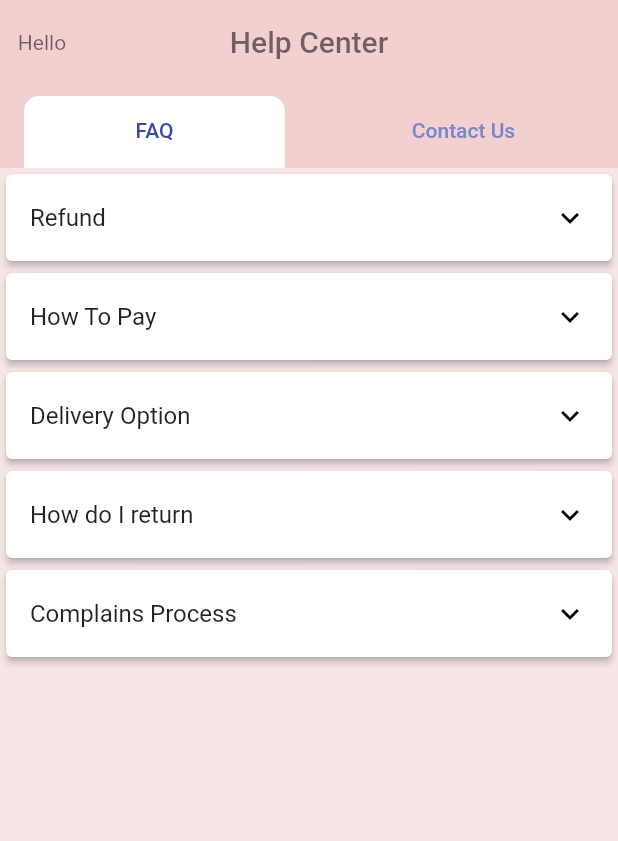
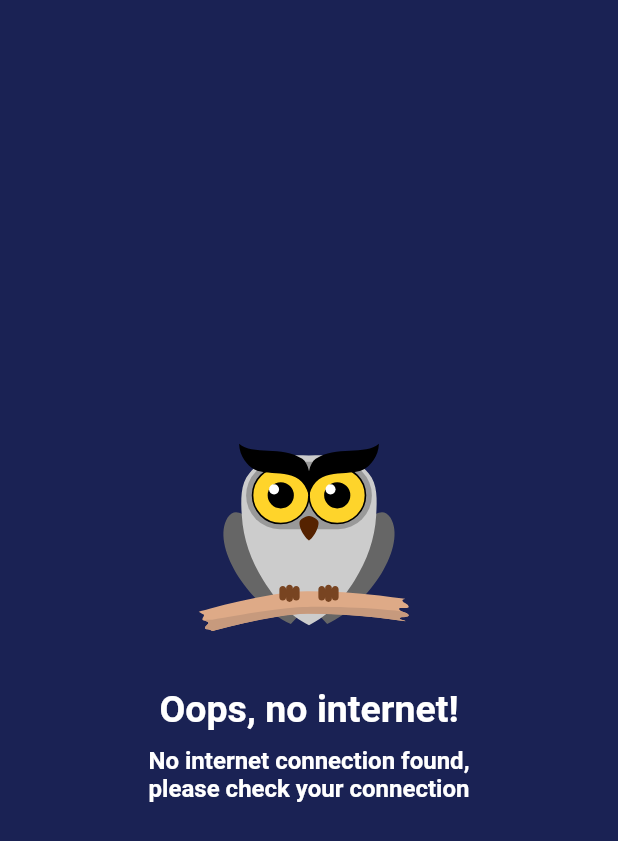
Before and after one commit to Rokon-556/e_commece_app_ui, a Flutter app: the screen it shows after launch, on a phone screen of 412 x 824 dp. Shown: the top 841 px of the screen. Run offline on Flutter 3.47's test engine with Material 2 defaults, Android fonts, the phone set to English and light mode, and no system bars; our stand-ins replace cached_network_image, connectivity_plus, flutter_svg, internet_connection_checker.

Commit message:
adding no internet page

```diff
--- a/lib/main.dart
+++ b/lib/main.dart
@@ -4,6 +4,7 @@ import 'package:ecommerce_pages/pages/help_center_page.dart';
 import 'package:ecommerce_pages/pages/home_page.dart';
 import 'package:ecommerce_pages/pages/my_cart_page.dart';
 import 'package:ecommerce_pages/pages/my_orders_page.dart';
+import 'package:ecommerce_pages/pages/no_internet_page.dart';
 import 'package:ecommerce_pages/pages/our_products_page.dart';
 import 'package:ecommerce_pages/pages/product_details_page.dart';
 import 'package:ecommerce_pages/pages/profile_page.dart';
@@ -33,8 +34,9 @@ class MyApp extends StatelessWidget {
         ),
         scaffoldBackgroundColor: const Color(0xfff7e6e6),
       ),
-      home: const HelpCenterPage(),
+      // home: const HelpCenterPage(),
       // home: const HomePage(),
+      home: NoInternetPage(),
       routes: {
         ConfirmationPage.routeName: ((context) => const ConfirmationPage()),
         DealsPage.routeName: ((context) => const DealsPage()),
--- /dev/null
+++ b/lib/pages/no_internet_page.dart
@@ -0,0 +1,49 @@
+import 'package:ecommerce_pages/widgets/custom_button.dart';
+import 'package:flutter/material.dart';
+import 'package:flutter_svg/flutter_svg.dart';
+
+class NoInternetPage extends StatelessWidget {
+  const NoInternetPage({super.key});
+
+  @override
+  Widget build(BuildContext context) {
+    return Scaffold(
+      backgroundColor: const Color.fromARGB(255, 26, 34, 84),
+      body: SafeArea(
+        child: Center(
+          child: Column(
+            mainAxisAlignment: MainAxisAlignment.start,
+            children: [
+              const Spacer(),
+              SvgPicture.asset(
+                'assets/images/owl.svg',
+                height: 150,
+                fit: BoxFit.cover,
+              ),
+              const SizedBox(
+                height: 20,
+              ),
+              const Text(
+                'Oops, no internet!',
+                style: TextStyle(
+                    fontSize: 25,
+                    fontWeight: FontWeight.bold,
+                    color: Colors.white),
+              ),
+              const SizedBox(height: 10),
+              const Text(
+                'No internet connection found,\nplease check your connection',
+                textAlign: TextAlign.center,
+                style: TextStyle(
+                    fontWeight: FontWeight.w600,
+                    fontSize: 16,
+                    color: Colors.white),
+              ),
+              const Spacer(),
+            ],
+          ),
+        ),
+      ),
+    );
+  }
+}
--- a/pubspec.yaml
+++ b/pubspec.yaml
@@ -38,6 +38,8 @@ dependencies:
   cached_network_image: ^3.2.2
   flutter_svg: ^1.1.6
   intl: ^0.18.0
+  internet_connection_checker: ^1.0.0+1
+  connectivity_plus: ^3.0.2
 
 dev_dependencies:
   flutter_test:
```
Also changed, not shown: lib/pages/home_page.dart (+40 -3 lines), assets/images/connection.svg (added), assets/images/owl.svg (added), pubspec.lock, 3 other files.
